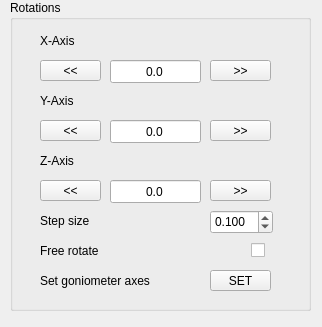
The window that rotatewidget.ui (stuwilkins/QLaue) describes before a commit, drawn with Qt 5.
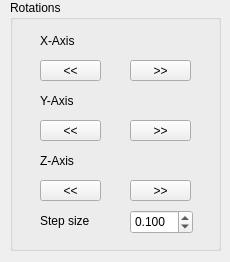
The same window after the commit.

Commit message: Updated code to remove the goniometer and free rotate optons Code now only uses free rotate.

The edit to the form file:
```diff
--- a/rotatewidget.ui
+++ b/rotatewidget.ui
@@ -3,25 +3,25 @@
  <comment></comment>
  <exportmacro></exportmacro>
  <class>RotateWidget</class>
- <widget class="QWidget" name="RotateWidget" >
-  <property name="geometry" >
+ <widget class="QWidget" name="RotateWidget">
+  <property name="geometry">
    <rect>
     <x>0</x>
     <y>0</y>
-    <width>322</width>
-    <height>327</height>
+    <width>230</width>
+    <height>262</height>
    </rect>
   </property>
   <property name="windowTitle" >
    <string>Rotations</string>
   </property>
-  <widget class="QGroupBox" name="groupBox" >
-   <property name="geometry" >
+  <widget class="QGroupBox" name="groupBox">
+   <property name="geometry">
     <rect>
      <x>10</x>
      <y>0</y>
-     <width>301</width>
-     <height>311</height>
+     <width>211</width>
+     <height>251</height>
     </rect>
    </property>
    <property name="title" >
@@ -40,40 +40,8 @@
      <string>Y-Axis</string>
     </property>
    </widget>
-   <widget class="QLineEdit" name="yaxis" >
-    <property name="geometry" >
-     <rect>
-      <x>100</x>
-      <y>120</y>
-      <width>91</width>
-      <height>23</height>
-     </rect>
-    </property>
-    <property name="text" >
-     <string>0.0</string>
-    </property>
-    <property name="alignment" >
-     <set>Qt::AlignHCenter</set>
-    </property>
-   </widget>
-   <widget class="QLineEdit" name="zaxis" >
-    <property name="geometry" >
-     <rect>
-      <x>100</x>
-      <y>180</y>
-      <width>91</width>
-      <height>23</height>
-     </rect>
-    </property>
-    <property name="text" >
-     <string>0.0</string>
-    </property>
-    <property name="alignment" >
-     <set>Qt::AlignHCenter</set>
-    </property>
-   </widget>
-   <widget class="QLabel" name="label_3" >
-    <property name="geometry" >
+   <widget class="QLabel" name="label_3">
+    <property name="geometry">
      <rect>
       <x>30</x>
       <y>150</y>
@@ -85,24 +53,8 @@
      <string>Z-Axis</string>
     </property>
    </widget>
-   <widget class="QLineEdit" name="xaxis" >
-    <property name="geometry" >
-     <rect>
-      <x>100</x>
-      <y>60</y>
-      <width>91</width>
-      <height>23</height>
-     </rect>
-    </property>
-    <property name="text" >
-     <string>0.0</string>
-    </property>
-    <property name="alignment" >
-     <set>Qt::AlignHCenter</set>
-    </property>
-   </widget>
-   <widget class="QLabel" name="label" >
-    <property name="geometry" >
+   <widget class="QLabel" name="label">
+    <property name="geometry">
      <rect>
       <x>30</x>
       <y>30</y>
@@ -114,10 +66,10 @@
      <string>X-Axis</string>
     </property>
    </widget>
-   <widget class="QToolButton" name="xright" >
-    <property name="geometry" >
+   <widget class="QToolButton" name="xright">
+    <property name="geometry">
      <rect>
-      <x>200</x>
+      <x>120</x>
       <y>60</y>
       <width>61</width>
       <height>21</height>
@@ -165,10 +117,10 @@
      <bool>true</bool>
     </property>
    </widget>
-   <widget class="QToolButton" name="yright" >
-    <property name="geometry" >
+   <widget class="QToolButton" name="yright">
+    <property name="geometry">
      <rect>
-      <x>200</x>
+      <x>120</x>
       <y>120</y>
       <width>61</width>
       <height>21</height>
@@ -197,10 +149,10 @@
      <bool>true</bool>
     </property>
    </widget>
-   <widget class="QToolButton" name="zright" >
-    <property name="geometry" >
+   <widget class="QToolButton" name="zright">
+    <property name="geometry">
      <rect>
-      <x>200</x>
+      <x>120</x>
       <y>180</y>
       <width>61</width>
       <height>21</height>
@@ -213,10 +165,10 @@
      <bool>true</bool>
     </property>
    </widget>
-   <widget class="QDoubleSpinBox" name="stepsize" >
-    <property name="geometry" >
+   <widget class="QDoubleSpinBox" name="stepsize">
+    <property name="geometry">
      <rect>
-      <x>200</x>
+      <x>120</x>
       <y>210</y>
       <width>63</width>
       <height>24</height>
@@ -225,25 +177,25 @@
     <property name="decimals" >
      <number>3</number>
     </property>
-    <property name="maximum" >
-     <double>180</double>
+    <property name="minimum">
+     <double>0.010000000000000</double>
     </property>
-    <property name="minimum" >
-     <double>0.01</double>
+    <property name="maximum">
+     <double>180.000000000000000</double>
     </property>
     <property name="singleStep" >
      <double>0.01</double>
     </property>
-    <property name="value" >
-     <double>0.1</double>
+    <property name="value">
+     <double>0.100000000000000</double>
     </property>
    </widget>
-   <widget class="QLabel" name="label_4" >
-    <property name="geometry" >
+   <widget class="QLabel" name="label_4">
+    <property name="geometry">
      <rect>
       <x>30</x>
       <y>210</y>
-      <width>141</width>
+      <width>71</width>
       <height>21</height>
      </rect>
     </property>
@@ -251,58 +203,6 @@
      <string>Step size</string>
     </property>
    </widget>
-   <widget class="QToolButton" name="SetGoniometerPushButton" >
-    <property name="geometry" >
-     <rect>
-      <x>200</x>
-      <y>270</y>
-      <width>61</width>
-      <height>21</height>
-     </rect>
-    </property>
-    <property name="text" >
-     <string>SET</string>
-    </property>
-   </widget>
-   <widget class="QCheckBox" name="FreeRotateCheckBox" >
-    <property name="geometry" >
-     <rect>
-      <x>241</x>
-      <y>240</y>
-      <width>20</width>
-      <height>21</height>
-     </rect>
-    </property>
-    <property name="text" >
-     <string/>
-    </property>
-   </widget>
-   <widget class="QLabel" name="label_5" >
-    <property name="geometry" >
-     <rect>
-      <x>30</x>
-      <y>270</y>
-      <width>151</width>
-      <height>21</height>
-     </rect>
-    </property>
-    <property name="text" >
-     <string>Set goniometer axes</string>
-    </property>
-   </widget>
-   <widget class="QLabel" name="label_6" >
-    <property name="geometry" >
-     <rect>
-      <x>30</x>
-      <y>240</y>
-      <width>151</width>
-      <height>21</height>
-     </rect>
-    </property>
-    <property name="text" >
-     <string>Free rotate</string>
-    </property>
-   </widget>
   </widget>
  </widget>
  <pixmapfunction></pixmapfunction>
```
Left out of the diff: 73 changed lines with no effect on the pictures. The commit also changes 7 other files.
